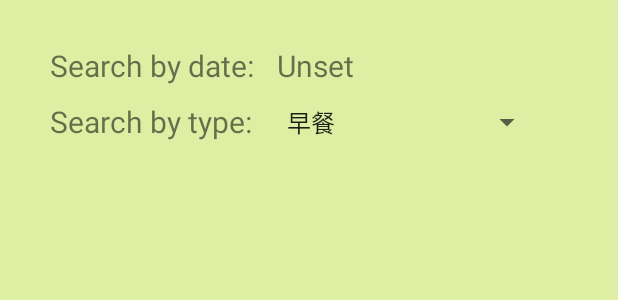
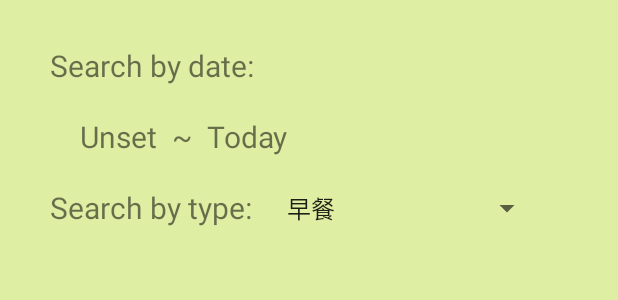
Before and after one commit to DerrickPikachu/PikaCount, an Android app: the layout search_layout.xml on its own in the app's theme, with its tools: preview values and no code run, on a phone screen of 412 x 824 dp. Shown: the top 300 px of the screen. Run offline under Robolectric (Android 15) with nearby library versions, the phone set to English and light mode, and no system bars.

Commit message:
version 1.7

```diff
--- a/app/src/main/java/com/example/pikacount/backend/CostDataBase.java
+++ b/app/src/main/java/com/example/pikacount/backend/CostDataBase.java
@@ -79,13 +79,13 @@ public class CostDataBase {
         return costList;
     }
 
-    public ArrayList<Cost> search(String type, Date date) {
+    public ArrayList<Cost> search(String type, Date fromDate, Date toDate) {
         ArrayList<Cost> costList = new ArrayList<>();
         String forSearch;
         String condition = "type = '" + type + "' and date between '";
         SimpleDateFormat format = new SimpleDateFormat("yyyy-MM-dd");
 
-        condition = condition + format.format(date) + "' and '" + format.format(new Date()) + "23:59:59'";
+        condition = condition + format.format(fromDate) + "' and '" + format.format(toDate) + "23:59:59'";
         forSearch = SEARCH_BY_DATE + condition + ";";
         Cursor cur = SQLDb.rawQuery(forSearch, null);
 
--- a/app/src/main/res/layout/search_layout.xml
+++ b/app/src/main/res/layout/search_layout.xml
@@ -25,21 +25,22 @@
             android:id="@+id/setDateTxv"
             android:layout_width="wrap_content"
             android:layout_height="wrap_content"
-            android:layout_marginStart="15dp"
+            android:layout_marginStart="20dp"
+            android:layout_marginTop="20dp"
             android:text="@string/unset"
             android:textSize="20sp"
-            app:layout_constraintBaseline_toBaselineOf="@+id/setDateHint"
-            app:layout_constraintStart_toEndOf="@+id/setDateHint" />
+            app:layout_constraintStart_toStartOf="@+id/setDateHint"
+            app:layout_constraintTop_toBottomOf="@+id/setDateHint" />
 
         <TextView
             android:id="@+id/textView4"
             android:layout_width="wrap_content"
             android:layout_height="wrap_content"
-            android:layout_marginTop="10dp"
+            android:layout_marginTop="20dp"
             android:text="@string/search_type_hint"
             android:textSize="20sp"
             app:layout_constraintStart_toStartOf="@+id/setDateHint"
-            app:layout_constraintTop_toBottomOf="@+id/setDateHint" />
+            app:layout_constraintTop_toBottomOf="@+id/setDateTxv" />
 
         <Spinner
             android:id="@+id/typeSpinner"
@@ -66,5 +67,25 @@
             app:layout_constraintStart_toStartOf="parent"
             app:layout_constraintTop_toBottomOf="@+id/textView4" />
 
+        <TextView
+            android:id="@+id/textView2"
+            android:layout_width="wrap_content"
+            android:layout_height="wrap_content"
+            android:layout_marginStart="10dp"
+            android:text="@string/to"
+            android:textSize="20sp"
+            app:layout_constraintBaseline_toBaselineOf="@+id/setDateTxv"
+            app:layout_constraintStart_toEndOf="@+id/setDateTxv" />
+
+        <TextView
+            android:id="@+id/toDateTxv"
+            android:layout_width="wrap_content"
+            android:layout_height="wrap_content"
+            android:layout_marginStart="10dp"
+            android:text="@string/analyze_today"
+            android:textSize="20sp"
+            app:layout_constraintBaseline_toBaselineOf="@+id/setDateTxv"
+            app:layout_constraintStart_toEndOf="@+id/textView2" />
+
     </androidx.constraintlayout.widget.ConstraintLayout>
 </RelativeLayout>
--- a/app/src/main/res/values/strings.xml
+++ b/app/src/main/res/values/strings.xml
@@ -18,6 +18,7 @@
     <string name="unset">Unset</string>
     <string name="search_type_hint">Search by type:</string>
     <string name="input_date">date:</string>
+    <string name="to">~</string>
     <string-array name="type_list">
         <item>早餐</item>
         <item>午餐</item>
```
Also changed, not shown: app/src/main/java/com/example/pikacount/viewStructure/SearchController.java (+31 -38 lines).
